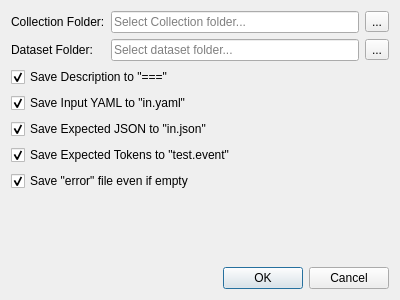
This is Examples/JsonYamlToJsonTestSuite/frmsavedataset.ui in g-gualeni/QtNoid2 as Qt 5 draws it before an edit. The edited form follows.
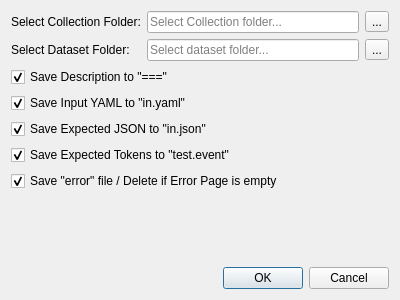
This is the edited form.

```diff
--- a/Examples/JsonYamlToJsonTestSuite/frmsavedataset.ui
+++ b/Examples/JsonYamlToJsonTestSuite/frmsavedataset.ui
@@ -19,7 +19,7 @@
      <item row="0" column="0">
       <widget class="QLabel" name="lblDestinationFolder_2">
        <property name="text">
-        <string>Collection Folder:</string>
+        <string>Select Collection Folder:</string>
        </property>
       </widget>
      </item>
@@ -40,7 +40,7 @@
      <item row="1" column="0">
       <widget class="QLabel" name="lblDestinationFolder">
        <property name="text">
-        <string>Dataset Folder:</string>
+        <string>Select Dataset Folder:</string>
        </property>
       </widget>
      </item>
@@ -103,7 +103,7 @@
    <item>
     <widget class="QCheckBox" name="chkSaveErrorEmptyFile">
      <property name="text">
-      <string>Save &quot;error&quot; file even if empty</string>
+      <string>Save &quot;error&quot; file / Delete if Error Page is empty</string>
      </property>
      <property name="checked">
       <bool>true</bool>
```
Left out of the diff: 2 changed lines with no effect on the pictures.
